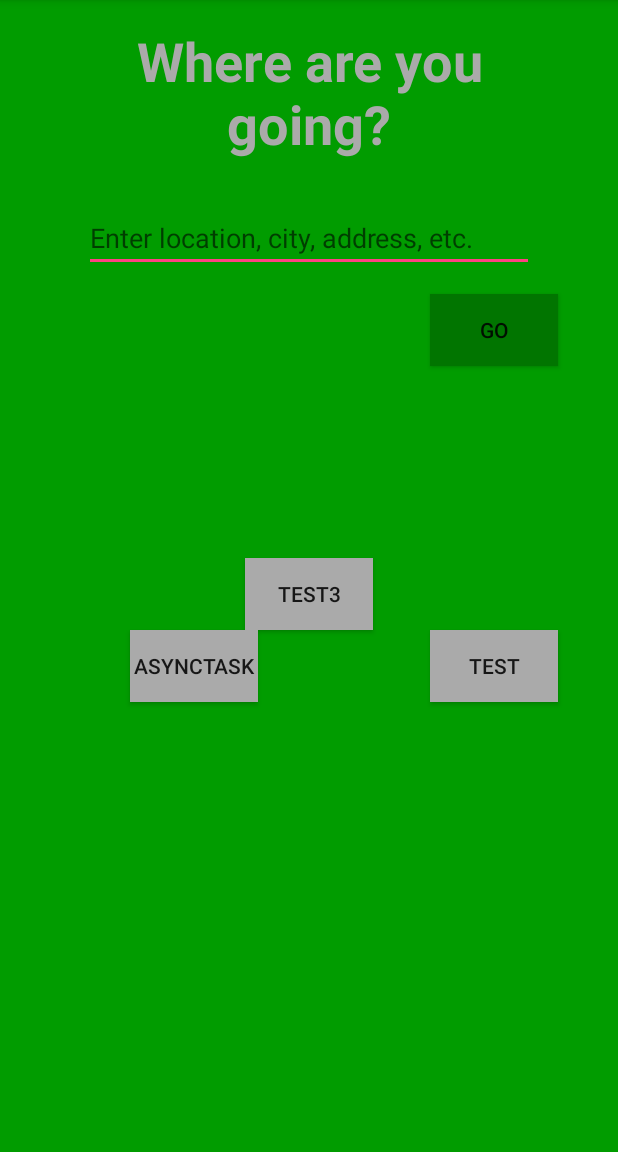
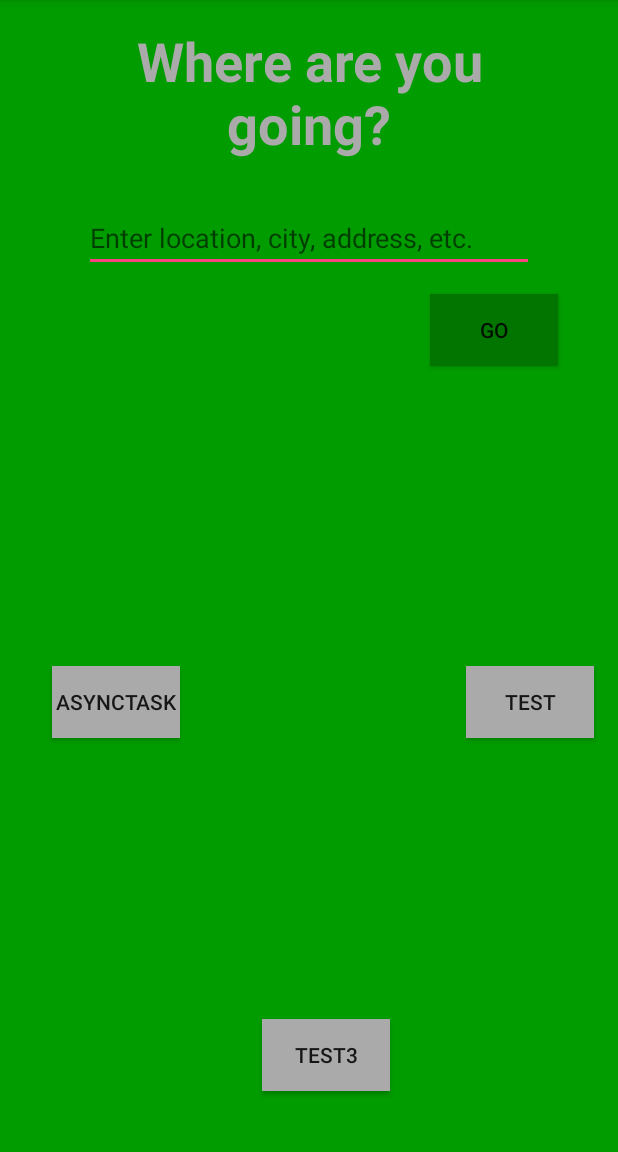
Before and after one commit to teachmyselftocode/Emitless, an Android app: the screen it shows after launch (MainActivity), on a phone screen of 412 x 824 dp, the part 84-1236 px from its top. Run offline under Robolectric (Android 15) with nearby library versions, the phone set to English and light mode, and no system bars; our stand-ins replace Volley.

```diff
--- a/app/src/main/java/com/companyname/emitless2/VolleyRequestsJava.java
+++ b/app/src/main/java/com/companyname/emitless2/VolleyRequestsJava.java
@@ -23,10 +23,10 @@ public class VolleyRequestsJava {
     //Just a constructor for the context to pass Main Activity as this class is on another file.
     private Context ctx;
     public VolleyRequestsJava(Context mContext) {
-        ctx = mContext;
+        this.ctx = mContext;
     }
 
-    public void youFunctionForVolleyRequest(final ServerCallbackJava callback, final String url) {
+    public void yourFunctionForVolleyRequest(final ServerCallbackJava callback, final String url) {
 
         RequestQueue queue = Volley.newRequestQueue(ctx);
 
--- a/app/src/main/res/layout/activity_main.xml
+++ b/app/src/main/res/layout/activity_main.xml
@@ -11,26 +11,26 @@
         android:id="@+id/idBuTest3"
         android:layout_width="85dp"
         android:layout_height="wrap_content"
-        android:layout_marginEnd="8dp"
-        android:layout_marginStart="8dp"
+        android:layout_marginEnd="152dp"
         android:layout_marginTop="372dp"
         android:background="@android:color/darker_gray"
         android:onClick="buTest3"
         android:text="Test3"
         app:layout_constraintEnd_toEndOf="parent"
-        app:layout_constraintStart_toStartOf="parent"
         app:layout_constraintTop_toTopOf="parent"
-        app:layout_constraintHorizontal_bias="0.501"
         app:layout_constraintBottom_toBottomOf="parent"
         android:layout_marginBottom="8dp"
-        app:layout_constraintVertical_bias="0.0" />
+        app:layout_constraintVertical_bias="0.903"
+        app:layout_constraintStart_toStartOf="parent"
+        android:layout_marginStart="8dp"
+        app:layout_constraintHorizontal_bias="1.0" />
 
     <Button
         android:id="@+id/idBuTest2"
         android:layout_width="85dp"
         android:layout_height="wrap_content"
-        android:layout_marginEnd="240dp"
-        android:layout_marginTop="420dp"
+        android:layout_marginEnd="292dp"
+        android:layout_marginTop="444dp"
         android:background="@android:color/darker_gray"
         android:onClick="buTest2"
         android:text="Asynctask"
@@ -41,8 +41,8 @@
         android:id="@+id/idBuTest"
         android:layout_width="85dp"
         android:layout_height="wrap_content"
-        android:layout_marginEnd="40dp"
-        android:layout_marginTop="420dp"
+        android:layout_marginEnd="16dp"
+        android:layout_marginTop="444dp"
         android:background="@android:color/darker_gray"
         android:onClick="buTest"
         android:text="Test"
@@ -108,17 +108,16 @@
 
     <TextView
         android:id="@+id/idTextView2"
-        android:layout_width="354dp"
-        android:layout_height="290dp"
-        android:layout_marginTop="216dp"
+        android:layout_width="333dp"
+        android:layout_height="201dp"
+        android:layout_marginTop="244dp"
         android:textAlignment="center"
         android:textColor="@color/colorGreen5"
         android:textSize="10sp"
         android:textStyle="italic"
         app:layout_constraintLeft_toLeftOf="parent"
         app:layout_constraintRight_toRightOf="parent"
-        app:layout_constraintTop_toTopOf="parent"
-        app:layout_constraintHorizontal_bias="0.515" />
+        app:layout_constraintTop_toTopOf="parent" />
 
     <ProgressBar
         android:id="@+id/idProgressBar"
@@ -135,7 +134,7 @@
         app:layout_constraintEnd_toEndOf="parent"
         app:layout_constraintStart_toStartOf="parent"
         app:layout_constraintTop_toTopOf="parent"
-        app:layout_constraintVertical_bias="0.443"
+        app:layout_constraintVertical_bias="0.467"
         tools:visibility="invisible" />
 
 
```
Also changed, not shown: app/src/main/java/com/companyname/emitless2/MainActivity.kt (+51 -90 lines).
